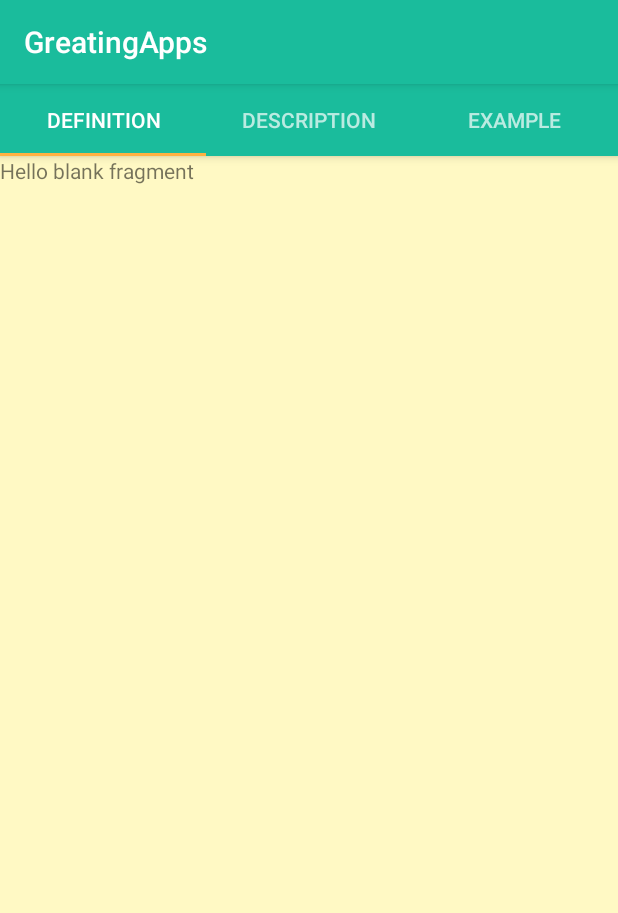
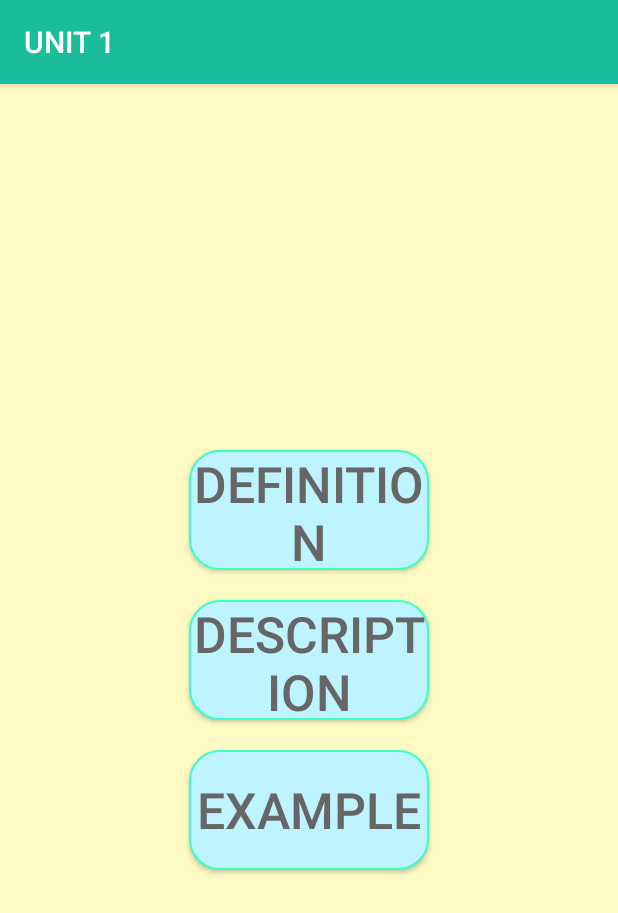
Before and after one commit to Adamalbarisyi/GreetingApps, an Android app: the Unit1Activity screen opened directly, with no data from a screen before it, on a phone screen of 412 x 824 dp. Shown: the top 913 px of the screen. Run offline under Robolectric (Android 15) with nearby library versions, the phone set to English and light mode, and no system bars.

Commit message:
layout-example

```diff
--- a/app/src/main/java/com/rifkiadam/gryus/greatingapps/Menu/unit1/Unit1Activity.java
+++ b/app/src/main/java/com/rifkiadam/gryus/greatingapps/Menu/unit1/Unit1Activity.java
@@ -9,68 +9,92 @@ import android.support.v4.view.ViewPager;
 import android.support.v7.app.AppCompatActivity;
 import android.os.Bundle;
 import android.view.View;
-import android.widget.ImageButton;
+import android.widget.Button;
 
-import com.rifkiadam.gryus.greatingapps.MainActivity;
-import com.rifkiadam.gryus.greatingapps.Menu.unit1.fragments.DefinitionFragment;
-import com.rifkiadam.gryus.greatingapps.Menu.unit1.fragments.DescriptionFragment;
-import com.rifkiadam.gryus.greatingapps.Menu.unit1.fragments.ExampleFragment;
 import com.rifkiadam.gryus.greatingapps.R;
 
 
 public class Unit1Activity extends AppCompatActivity {
 
-    private SectionsPagerAdapter mSectionsPagerAdapter;
-
-    private ViewPager mViewPager;
-
-    Fragment definitionFragment;
-    Fragment descriptionFragment;
-    Fragment exampleFragment;
+//    private SectionsPagerAdapter mSectionsPagerAdapter;
+//
+//    private ViewPager mViewPager;
+//
+//    Fragment definitionFragment;
+//    Fragment descriptionFragment;
+//    Fragment exampleFragment;
 
     @Override
     protected void onCreate(Bundle savedInstanceState) {
         super.onCreate(savedInstanceState);
         setContentView(R.layout.activity_unit1);
 
-        mSectionsPagerAdapter = new SectionsPagerAdapter(getSupportFragmentManager());
-        mViewPager = findViewById(R.id.container);
-        mViewPager.setAdapter(mSectionsPagerAdapter);
-
-        TabLayout tabLayout = findViewById(R.id.tabs);
-
-        mViewPager.addOnPageChangeListener(new TabLayout.TabLayoutOnPageChangeListener(tabLayout));
-        tabLayout.addOnTabSelectedListener(new TabLayout.ViewPagerOnTabSelectedListener(mViewPager));
-
-        definitionFragment = new DefinitionFragment();
-        descriptionFragment = new DescriptionFragment();
-        exampleFragment = new ExampleFragment();
+//        mSectionsPagerAdapter = new SectionsPagerAdapter(getSupportFragmentManager());
+//        mViewPager = findViewById(R.id.container);
+//        mViewPager.setAdapter(mSectionsPagerAdapter);
+//
+//        TabLayout tabLayout = findViewById(R.id.tabs);
+//
+//        mViewPager.addOnPageChangeListener(new TabLayout.TabLayoutOnPageChangeListener(tabLayout));
+//        tabLayout.addOnTabSelectedListener(new TabLayout.ViewPagerOnTabSelectedListener(mViewPager));
+//
+//        definitionFragment = new DefinitionFragment();
+//        descriptionFragment = new DescriptionFragment();
+//        exampleFragment = new ExampleFragment();
 
 
+        Button btnDefinisi = findViewById(R.id.definisi);
+        btnDefinisi.setOnClickListener(new View.OnClickListener() {
+            @Override
+            public void onClick(View v) {
+                Intent intent = new Intent(Unit1Activity.this, DefinitionActivity.class);
+                startActivity(intent);
+
+            }
+        });
+        Button btnDeskripsi = findViewById(R.id.deskripsi);
+        btnDeskripsi.setOnClickListener(new View.OnClickListener() {
+            @Override
+            public void onClick(View v) {
+                Intent intent = new Intent(Unit1Activity.this, DescribeActivity.class);
+                startActivity(intent);
+
+            }
+        });
+        Button btnContoh = findViewById(R.id.example);
+        btnContoh.setOnClickListener(new View.OnClickListener() {
+            @Override
+            public void onClick(View v) {
+                Intent intent = new Intent(Unit1Activity.this, ExampleActivity.class);
+                startActivity(intent);
+
+            }
+        });
 
 
     }
+}
 
-    public class SectionsPagerAdapter extends FragmentPagerAdapter{
-        public SectionsPagerAdapter(FragmentManager fm){
-            super(fm);
-        }
-
-        @Override
-        public Fragment getItem(int position){
-            if (position ==0){
-                return definitionFragment;
-            }else if (position == 1){
-                return descriptionFragment;
-            }else if (position == 2){
-                return exampleFragment;
-            }
-            return null;
-        }
-
-        @Override
-        public int getCount(){
-            return 3;
-        }
-    }
-}
+//    public class SectionsPagerAdapter extends FragmentPagerAdapter{
+//        public SectionsPagerAdapter(FragmentManager fm){
+//            super(fm);
+//        }
+//
+//        @Override
+//        public Fragment getItem(int position){
+//            if (position ==0){
+//                return definitionFragment;
+//            }else if (position == 1){
+//                return descriptionFragment;
+//            }else if (position == 2){
+//                return exampleFragment;
+//            }
+//            return null;
+//        }
+//
+//        @Override
+//        public int getCount(){
+//            return 3;
+//        }
+////    }
+//}
--- a/app/src/main/java/com/rifkiadam/gryus/greatingapps/Menu/unit1/fragments/DefinitionFragment.java
+++ /dev/null
@@ -1,30 +0,0 @@
-package com.rifkiadam.gryus.greatingapps.Menu.unit1.fragments;
-
-
-import android.os.Bundle;
-import android.support.v4.app.Fragment;
-import android.view.LayoutInflater;
-import android.view.View;
-import android.view.ViewGroup;
-
-import com.rifkiadam.gryus.greatingapps.R;
-
-/**
- * A simple {@link Fragment} subclass.
- */
-public class DefinitionFragment extends Fragment {
-
-
-    public DefinitionFragment() {
-        // Required empty public constructor
-    }
-
-
-    @Override
-    public View onCreateView(LayoutInflater inflater, ViewGroup container,
-                             Bundle savedInstanceState) {
-        // Inflate the layout for this fragment
-        return inflater.inflate(R.layout.fragment_definition, container, false);
-    }
-
-}
--- a/app/src/main/java/com/rifkiadam/gryus/greatingapps/Menu/unit1/fragments/DescriptionFragment.java
+++ /dev/null
@@ -1,30 +0,0 @@
-package com.rifkiadam.gryus.greatingapps.Menu.unit1.fragments;
-
-
-import android.os.Bundle;
-import android.support.v4.app.Fragment;
-import android.view.LayoutInflater;
-import android.view.View;
-import android.view.ViewGroup;
-
-import com.rifkiadam.gryus.greatingapps.R;
-
-/**
- * A simple {@link Fragment} subclass.
- */
-public class DescriptionFragment extends Fragment {
-
-
-    public DescriptionFragment() {
-        // Required empty public constructor
-    }
-
-
-    @Override
-    public View onCreateView(LayoutInflater inflater, ViewGroup container,
-                             Bundle savedInstanceState) {
-        // Inflate the layout for this fragment
-        return inflater.inflate(R.layout.fragment_description, container, false);
-    }
-
-}
--- a/app/src/main/java/com/rifkiadam/gryus/greatingapps/Menu/unit1/fragments/ExampleFragment.java
+++ /dev/null
@@ -1,30 +0,0 @@
-package com.rifkiadam.gryus.greatingapps.Menu.unit1.fragments;
-
-
-import android.os.Bundle;
-import android.support.v4.app.Fragment;
-import android.view.LayoutInflater;
-import android.view.View;
-import android.view.ViewGroup;
-
-import com.rifkiadam.gryus.greatingapps.R;
-
-/**
- * A simple {@link Fragment} subclass.
- */
-public class ExampleFragment extends Fragment {
-
-
-    public ExampleFragment() {
-        // Required empty public constructor
-    }
-
-
-    @Override
-    public View onCreateView(LayoutInflater inflater, ViewGroup container,
-                             Bundle savedInstanceState) {
-        // Inflate the layout for this fragment
-        return inflater.inflate(R.layout.fragment_example, container, false);
-    }
-
-}
--- a/app/src/main/res/layout/activity_unit1.xml
+++ b/app/src/main/res/layout/activity_unit1.xml
@@ -1,47 +1,96 @@
 <?xml version="1.0" encoding="utf-8"?>
-<android.support.design.widget.CoordinatorLayout  xmlns:android="http://schemas.android.com/apk/res/android"
+<LinearLayout xmlns:android="http://schemas.android.com/apk/res/android"
     xmlns:app="http://schemas.android.com/apk/res-auto"
     xmlns:tools="http://schemas.android.com/tools"
-    android:id="@+id/main_content"
     android:layout_width="match_parent"
     android:layout_height="match_parent"
-    android:fitsSystemWindows="true"
+    android:orientation="vertical"
     android:background="#FFF9C4"
     tools:context=".Menu.unit1.Unit1Activity">
 
-    <android.support.design.widget.AppBarLayout
-        android:id="@+id/appbar"
-        android:layout_width="match_parent"
-        android:layout_height="wrap_content"
-        android:theme="@style/AppTheme.AppBarOverlay">
-
-        <android.support.design.widget.TabLayout
-            android:id="@+id/tabs"
-            android:layout_width="match_parent"
-            android:layout_height="wrap_content">
-
-            <android.support.design.widget.TabItem
-                android:layout_width="wrap_content"
-                android:layout_height="wrap_content"
-                android:text="@string/definisi"  />
-
-            <android.support.design.widget.TabItem
-                android:layout_width="wrap_content"
-                android:layout_height="wrap_content"
-                android:text="@string/deskripsi" />
-
-            <android.support.design.widget.TabItem
-                android:layout_width="wrap_content"
-                android:layout_height="wrap_content"
-                android:text="@string/contoh"  />
-
-        </android.support.design.widget.TabLayout>
-    </android.support.design.widget.AppBarLayout>
-
-    <android.support.v4.view.ViewPager
-        android:id="@+id/container"
+    <LinearLayout
         android:layout_width="match_parent"
         android:layout_height="match_parent"
-        app:layout_behavior="@string/appbar_scrolling_view_behavior" />
+        android:orientation="vertical"
+        android:gravity="center">
+        <Button
+            android:id="@+id/definisi"
+            android:layout_width="160dp"
+            android:layout_height="80dp"
+            android:text="@string/definisi"
+            android:textSize="50px"
+            android:textColor="@color/colorWhite"
+            android:background="@drawable/button_layout"/>
 
-</android.support.design.widget.CoordinatorLayout >
+        <Button
+            android:id="@+id/deskripsi"
+            android:layout_width="160dp"
+            android:layout_height="80dp"
+            android:text="@string/deskripsi"
+            android:textSize="50px"
+            android:layout_marginTop="20dp"
+            android:textColor="@color/colorWhite"
+            android:background="@drawable/button_layout"/>
+
+        <Button
+            android:id="@+id/example"
+            android:layout_width="160dp"
+            android:layout_height="80dp"
+            android:text="@string/contoh"
+            android:textSize="50px"
+            android:layout_marginTop="20dp"
+            android:textColor="@color/colorWhite"
+            android:background="@drawable/button_layout"/>
+
+    </LinearLayout>
+</LinearLayout>
+
+
+
+<!--<?xml version="1.0" encoding="utf-8"?>-->
+<!--<android.support.design.widget.CoordinatorLayout  xmlns:android="http://schemas.android.com/apk/res/android"-->
+    <!--xmlns:app="http://schemas.android.com/apk/res-auto"-->
+    <!--xmlns:tools="http://schemas.android.com/tools"-->
+    <!--android:id="@+id/main_content"-->
+    <!--android:layout_width="match_parent"-->
+    <!--android:layout_height="match_parent"-->
+    <!--android:fitsSystemWindows="true"-->
+    <!--android:background="#FFF9C4"-->
+    <!--tools:context=".Menu.unit1.Unit1Activity">-->
+
+    <!--&lt;!&ndash;<android.support.design.widget.AppBarLayout&ndash;&gt;-->
+        <!--&lt;!&ndash;android:id="@+id/appbar"&ndash;&gt;-->
+        <!--&lt;!&ndash;android:layout_width="match_parent"&ndash;&gt;-->
+        <!--&lt;!&ndash;android:layout_height="wrap_content"&ndash;&gt;-->
+        <!--&lt;!&ndash;android:theme="@style/AppTheme.AppBarOverlay">&ndash;&gt;-->
+
+        <!--&lt;!&ndash;<android.support.design.widget.TabLayout&ndash;&gt;-->
+            <!--&lt;!&ndash;android:id="@+id/tabs"&ndash;&gt;-->
+            <!--&lt;!&ndash;android:layout_width="match_parent"&ndash;&gt;-->
+            <!--&lt;!&ndash;android:layout_height="wrap_content">&ndash;&gt;-->
+
+            <!--&lt;!&ndash;<android.support.design.widget.TabItem&ndash;&gt;-->
+                <!--&lt;!&ndash;android:layout_width="wrap_content"&ndash;&gt;-->
+                <!--&lt;!&ndash;android:layout_height="wrap_content"&ndash;&gt;-->
+                <!--&lt;!&ndash;android:text="@string/definisi"  />&ndash;&gt;-->
+
+            <!--&lt;!&ndash;<android.support.design.widget.TabItem&ndash;&gt;-->
+                <!--&lt;!&ndash;android:layout_width="wrap_content"&ndash;&gt;-->
+                <!--&lt;!&ndash;android:layout_height="wrap_content"&ndash;&gt;-->
+                <!--&lt;!&ndash;android:text="@string/deskripsi" />&ndash;&gt;-->
+
+            <!--&lt;!&ndash;<android.support.design.widget.TabItem&ndash;&gt;-->
+                <!--&lt;!&ndash;android:layout_width="wrap_content"&ndash;&gt;-->
+                <!--&lt;!&ndash;android:layout_height="wrap_content"&ndash;&gt;-->
+                <!--&lt;!&ndash;android:text="@string/contoh"  />&ndash;&gt;-->
+
+        <!--&lt;!&ndash;</android.support.design.widget.TabLayout>&ndash;&gt;-->
+    <!--&lt;!&ndash;</android.support.design.widget.AppBarLayout>&ndash;&gt;-->
+
+    <!--&lt;!&ndash;<android.support.v4.view.ViewPager&ndash;&gt;-->
+        <!--&lt;!&ndash;android:id="@+id/container"&ndash;&gt;-->
+        <!--&lt;!&ndash;android:layout_width="match_parent"&ndash;&gt;-->
+        <!--&lt;!&ndash;android:layout_height="match_parent"&ndash;&gt;-->
+        <!--&lt;!&ndash;app:layout_behavior="@string/appbar_scrolling_view_behavior" />&ndash;&gt;-->
+
+<!--</android.support.design.widget.CoordinatorLayout >-->
--- a/app/src/main/res/layout/fragment_definition.xml
+++ /dev/null
@@ -1,14 +0,0 @@
-<?xml version="1.0" encoding="utf-8"?>
-<FrameLayout xmlns:android="http://schemas.android.com/apk/res/android"
-    xmlns:tools="http://schemas.android.com/tools"
-    android:layout_width="match_parent"
-    android:layout_height="match_parent"
-    tools:context=".Menu.unit1.fragments.DefinitionFragment">
-
-    <!-- TODO: Update blank fragment layout -->
-    <TextView
-        android:layout_width="match_parent"
-        android:layout_height="match_parent"
-        android:text="@string/hello_blank_fragment" />
-
-</FrameLayout>
--- a/app/src/main/res/values/strings.xml
+++ b/app/src/main/res/values/strings.xml
@@ -8,6 +8,8 @@
     <string name="deskripsi">Description</string>
     <string name="definisi">Definition</string>
     <string name="contoh">Example</string>
+    <string name="beranda">Home</string>
+    <string name="soal">Practice Questions</string>
 
     <!-- TODO: Remove or change this placeholder text -->
     <string name="hello_blank_fragment">Hello blank fragment</string>
```
Also changed, not shown: app/src/main/AndroidManifest.xml (+14 -4 lines), app/src/main/java/com/rifkiadam/gryus/greatingapps/Menu/unit1/DefinitionActivity.java (added, +15 -0 lines), app/src/main/java/com/rifkiadam/gryus/greatingapps/Menu/unit1/DescribeActivity.java (added, +15 -0 lines), app/src/main/java/com/rifkiadam/gryus/greatingapps/Menu/unit1/ExampleActivity.java (added, +15 -0 lines), app/src/main/res/layout/activity_definition.xml (added, +28 -0 lines), app/src/main/res/layout/activity_describe.xml (added, +27 -0 lines), app/src/main/res/layout/activity_example.xml (added, +96 -0 lines), app/src/main/res/layout/fragment_description.xml (deleted, +0 -14 lines), app/src/main/res/layout/fragment_example.xml (deleted, +0 -14 lines).
